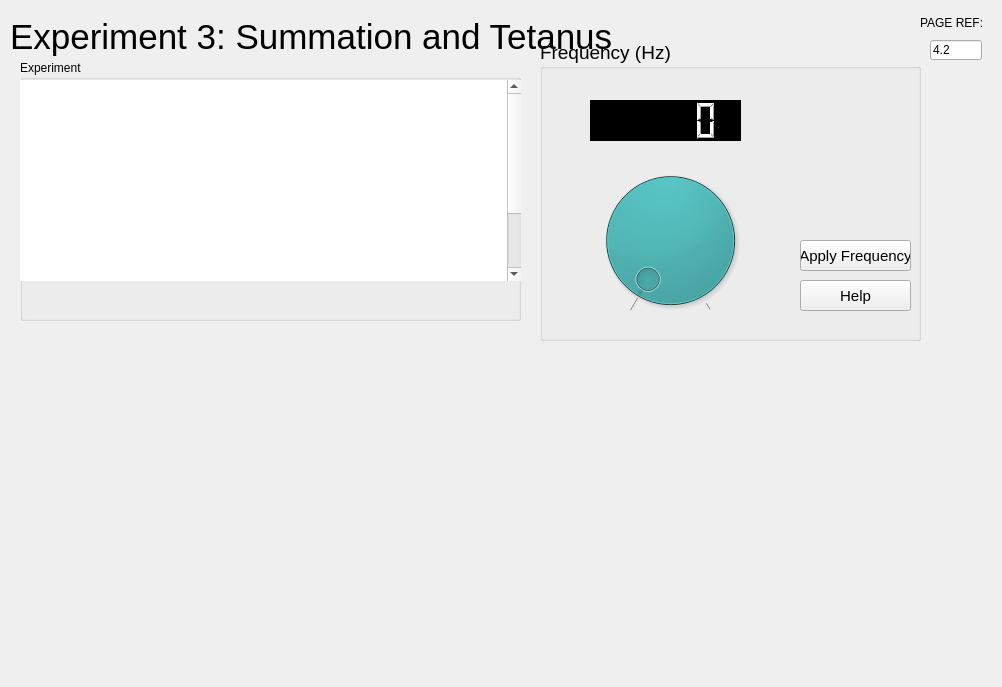
Before: the Qt Designer form rsc/ui/experiment3_tetanus_two.ui in KarinaKarenik/Skeletal-Muscle-Contraction-Lab, drawn with Qt 5.
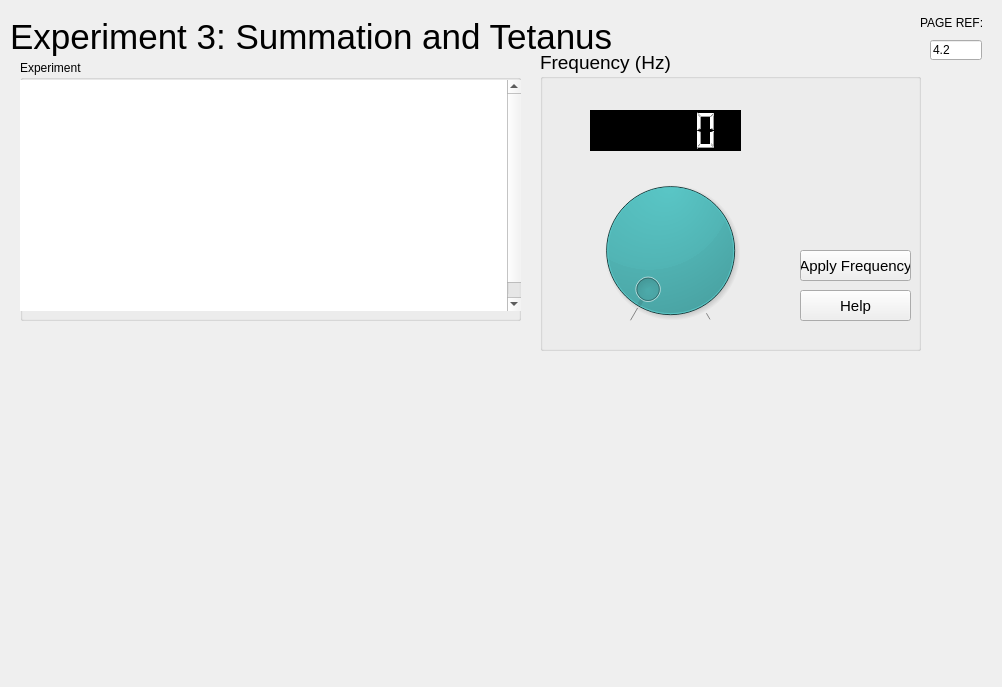
After: the same form once the commit is applied. Icons and pictures are not drawn.

```diff
--- a/rsc/ui/experiment3_tetanus_two.ui
+++ b/rsc/ui/experiment3_tetanus_two.ui
@@ -19,7 +19,7 @@
      <rect>
       <x>10</x>
       <y>0</y>
-      <width>661</width>
+      <width>841</width>
       <height>74</height>
      </rect>
     </property>
@@ -202,7 +202,7 @@
        <x>0</x>
        <y>20</y>
        <width>501</width>
-       <height>201</height>
+       <height>231</height>
       </rect>
      </property>
      <property name="frameShape">
@@ -215,8 +215,7 @@
 &lt;/style&gt;&lt;/head&gt;&lt;body style=&quot; font-family:'.AppleSystemUIFont'; font-size:13pt; font-weight:400; font-style:normal;&quot;&gt;
 &lt;p align=&quot;justify&quot; style=&quot; margin-top:0px; margin-bottom:0px; margin-left:0px; margin-right:0px; -qt-block-indent:0; text-indent:0px; line-height:120%;&quot;&gt;&lt;a name=&quot;docs-internal-guid-8d7cf781-7fff-d594-b555-75ac2388388d&quot;&gt;&lt;/a&gt;&lt;span style=&quot; font-family:'Times New Roman'; font-size:14pt; color:#ffffff; background-color:transparent;&quot;&gt;Y&lt;/span&gt;&lt;span style=&quot; font-family:'Times New Roman'; font-size:14pt; color:#ffffff; background-color:transparent;&quot;&gt;ou can set the stimulation frequency to any value between 1 and 50 per second. When you press “Go” the computer will plot the result, as a graph of force against time. When you have finished making observations, go on to the next page. &lt;/span&gt;&lt;/p&gt;
 &lt;p align=&quot;justify&quot; style=&quot;-qt-paragraph-type:empty; margin-top:0px; margin-bottom:0px; margin-left:0px; margin-right:0px; -qt-block-indent:0; text-indent:0px; line-height:120%; font-family:'Times New Roman'; font-size:14pt; color:#ffffff;&quot;&gt;&lt;br /&gt;&lt;/p&gt;
-&lt;p align=&quot;justify&quot; style=&quot; margin-top:0px; margin-bottom:0px; margin-left:0px; margin-right:0px; -qt-block-indent:0; text-indent:0px; line-height:120%;&quot;&gt;&lt;a name=&quot;docs-internal-guid-d8556572-7fff-1b62-74a5-9832aa40b249&quot;&gt;&lt;/a&gt;&lt;span style=&quot; font-family:'Times New Roman'; font-size:14pt; color:#ffffff; background-color:transparent;&quot;&gt;B&lt;/span&gt;&lt;span style=&quot; font-family:'Times New Roman'; font-size:14pt; color:#ffffff; background-color:transparent;&quot;&gt;e careful how many times you do this experiment. The muscle will begin to deteriorate with prolonged use, as it is not receiving any blood supply.&lt;/span&gt;&lt;/p&gt;
-&lt;p align=&quot;justify&quot; style=&quot; margin-top:0px; margin-bottom:0px; margin-left:0px; margin-right:0px; -qt-block-indent:0; text-indent:0px;&quot;&gt;&lt;span style=&quot; font-family:'MS Shell Dlg 2'; font-size:14pt; color:#ffffff;&quot;&gt;&lt;br /&gt;&lt;/span&gt;&lt;/p&gt;&lt;/body&gt;&lt;/html&gt;</string>
+&lt;p align=&quot;justify&quot; style=&quot; margin-top:0px; margin-bottom:0px; margin-left:0px; margin-right:0px; -qt-block-indent:0; text-indent:0px; line-height:120%;&quot;&gt;&lt;a name=&quot;docs-internal-guid-d8556572-7fff-1b62-74a5-9832aa40b249&quot;&gt;&lt;/a&gt;&lt;span style=&quot; font-family:'Times New Roman'; font-size:14pt; color:#ffffff; background-color:transparent;&quot;&gt;B&lt;/span&gt;&lt;span style=&quot; font-family:'Times New Roman'; font-size:14pt; color:#ffffff; background-color:transparent;&quot;&gt;e careful how many times you do this experiment. The muscle will begin to deteriorate with prolonged use, as it is not receiving any blood supply.&lt;/span&gt;&lt;/p&gt;&lt;/body&gt;&lt;/html&gt;</string>
      </property>
     </widget>
    </widget>
@@ -224,7 +223,7 @@
     <property name="geometry">
      <rect>
       <x>540</x>
-      <y>40</y>
+      <y>50</y>
       <width>381</width>
       <height>301</height>
      </rect>
@@ -325,7 +324,7 @@
      <rect>
       <x>40</x>
       <y>350</y>
-      <width>841</width>
+      <width>881</width>
       <height>361</height>
      </rect>
     </property>
```
